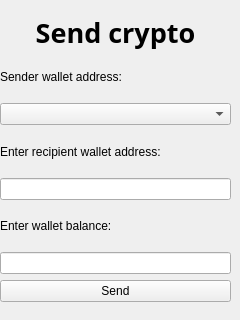
This is src/ui/send.ui in snrteftelya/cryptominder as Qt 5 draws it before an edit. The edited form follows.
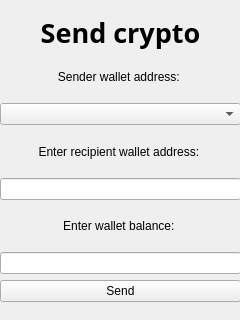
This is the edited form.

```diff
--- a/src/ui/send.ui
+++ b/src/ui/send.ui
@@ -30,7 +30,7 @@
     <rect>
      <x>0</x>
      <y>11</y>
-     <width>231</width>
+     <width>241</width>
      <height>291</height>
     </rect>
    </property>
@@ -79,6 +79,9 @@
           <property name="text">
            <string>Sender wallet address: </string>
           </property>
+          <property name="alignment">
+           <set>Qt::AlignmentFlag::AlignCenter</set>
+          </property>
          </widget>
         </item>
         <item>
@@ -93,6 +96,9 @@
           <property name="text">
            <string>Enter recipient wallet address: </string>
           </property>
+          <property name="alignment">
+           <set>Qt::AlignmentFlag::AlignCenter</set>
+          </property>
          </widget>
         </item>
         <item>
@@ -107,6 +113,9 @@
           <property name="text">
            <string>Enter wallet balance: </string>
           </property>
+          <property name="alignment">
+           <set>Qt::AlignmentFlag::AlignCenter</set>
+          </property>
          </widget>
         </item>
         <item>
```
